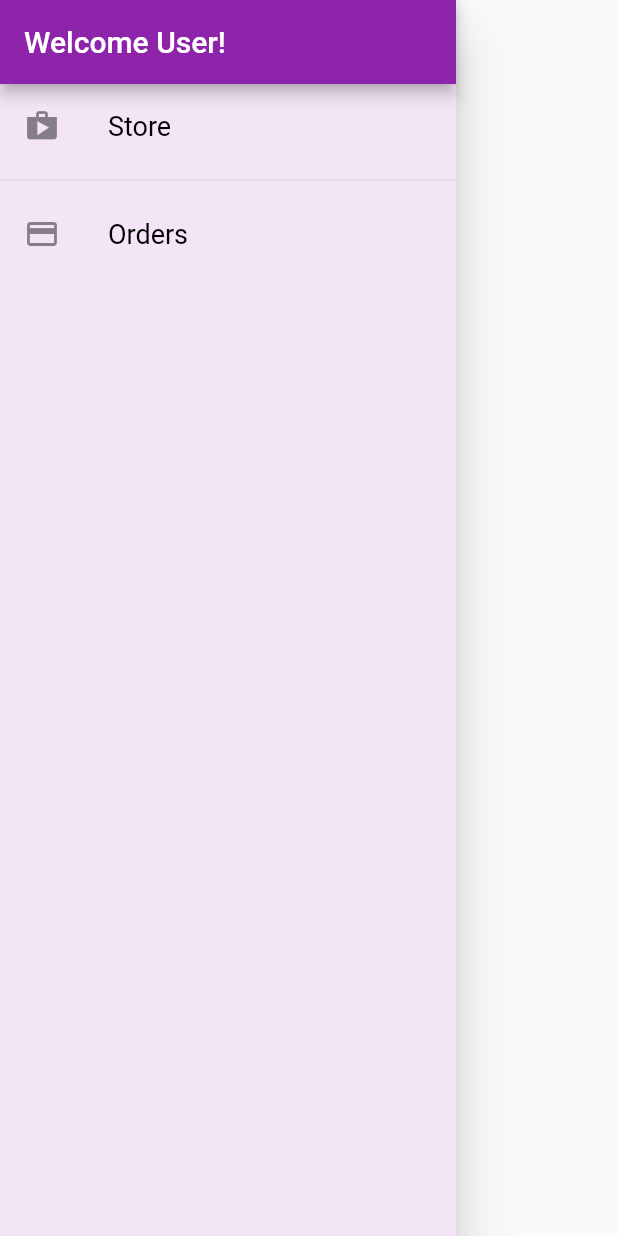
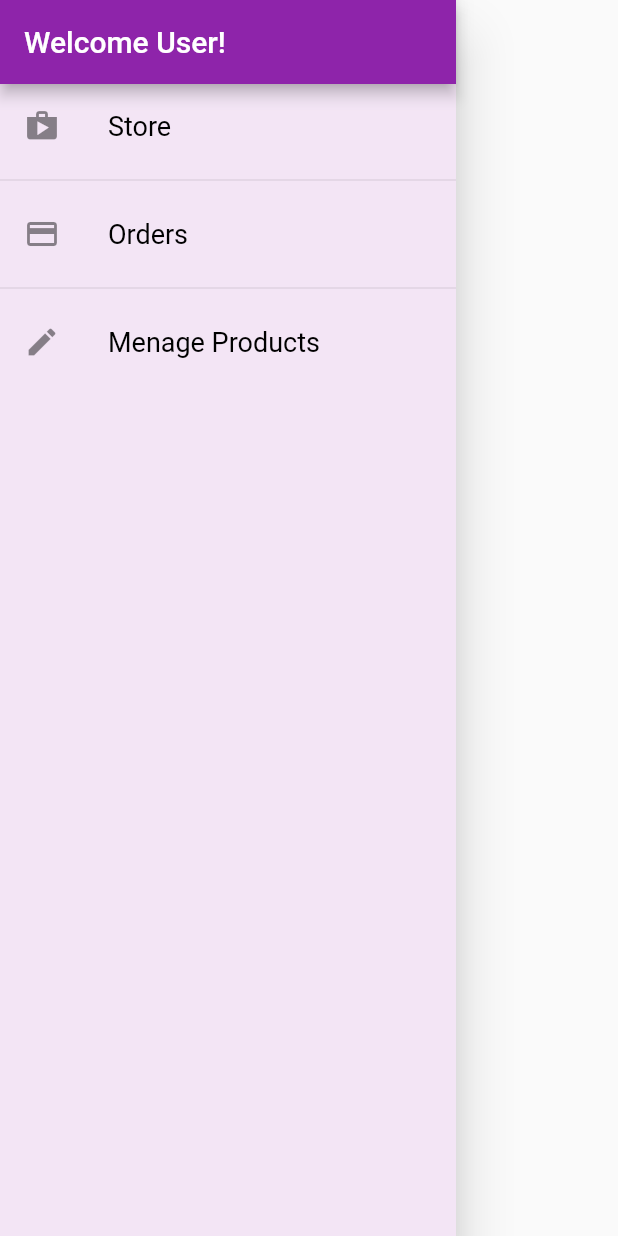
Before and after one commit to RianMello/Flutter_Projeto_Loja, a Flutter app: the AppDrawer widget shown alone on an empty page, opened directly, on a phone screen of 412 x 824 dp. Run offline on Flutter 3.47's test engine with Material 2 defaults, Android fonts, the phone set to English and light mode, and no system bars; network calls fail.

Commit message:
feat: implemented product listing screen

```diff
--- a/lib/components/drawer.dart
+++ b/lib/components/drawer.dart
@@ -40,6 +40,20 @@ class AppDrawer extends StatelessWidget {
               AppRoutes.orders,
             ),
           ),
+          const Divider(),
+          ListTile(
+            leading: Icon(Icons.edit),
+            title: const Text(
+              "Menage Products",
+              style: TextStyle(
+                color: Colors.black,
+                fontSize: 18,
+              ),
+            ),
+            onTap: () => Navigator.of(context).pushReplacementNamed(
+              AppRoutes.products,
+            ),
+          ),
         ],
       ),
     );
--- a/lib/main.dart
+++ b/lib/main.dart
@@ -1,6 +1,7 @@
 import 'package:flutter/material.dart';
 import 'package:provider/provider.dart';
 import 'package:shopping/pages/orders_page.dart';
+import 'package:shopping/pages/products.dart';
 
 import 'utils/app_routes.dart';
 
@@ -61,6 +62,7 @@ class MyApp extends StatelessWidget {
           AppRoutes.productDetails: (context) => const ProductDetailsPage(),
           AppRoutes.cart: (context) => CartPage(),
           AppRoutes.orders: (context) => const OrdersPage(),
+          AppRoutes.products: (context) => const ProductsPage(),
         },
         debugShowCheckedModeBanner: false,
       ),
--- a/lib/models/products_list.dart
+++ b/lib/models/products_list.dart
@@ -11,6 +11,10 @@ class ProductsList with ChangeNotifier {
     return _items.where((prod) => prod.isFavorite!).toList();
   }
 
+  int get itemsCount {
+    return _items.length;
+  }
+
   void addProduct(Product product) {
     _items.add(product);
     notifyListeners();
--- a/lib/utils/app_routes.dart
+++ b/lib/utils/app_routes.dart
@@ -3,4 +3,5 @@ class AppRoutes {
   static const productDetails = '/product-details';
   static const cart = '/cart';
   static const orders = '/orders';
+  static const products = '/products';
 }
```
Also changed, not shown: lib/components/product_item.dart (added, +35 -0 lines), lib/pages/products.dart (added, +33 -0 lines).
